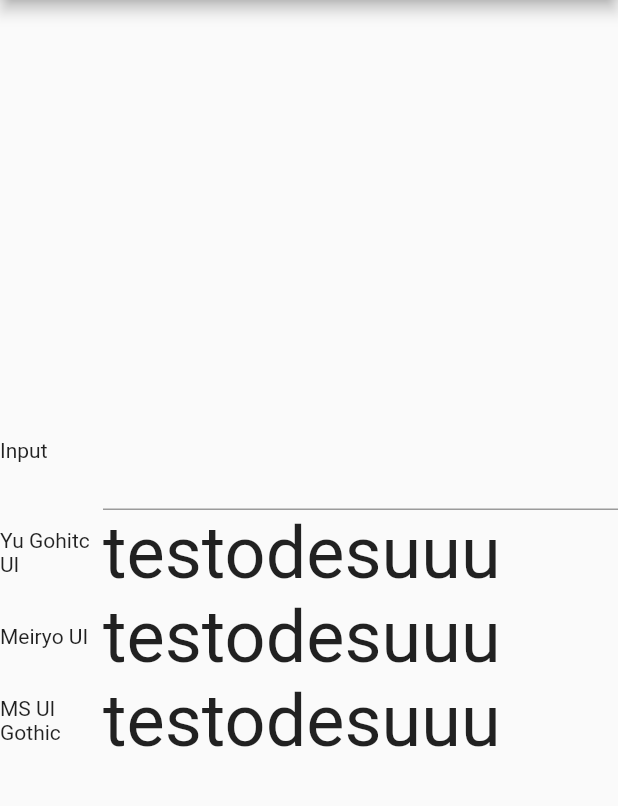
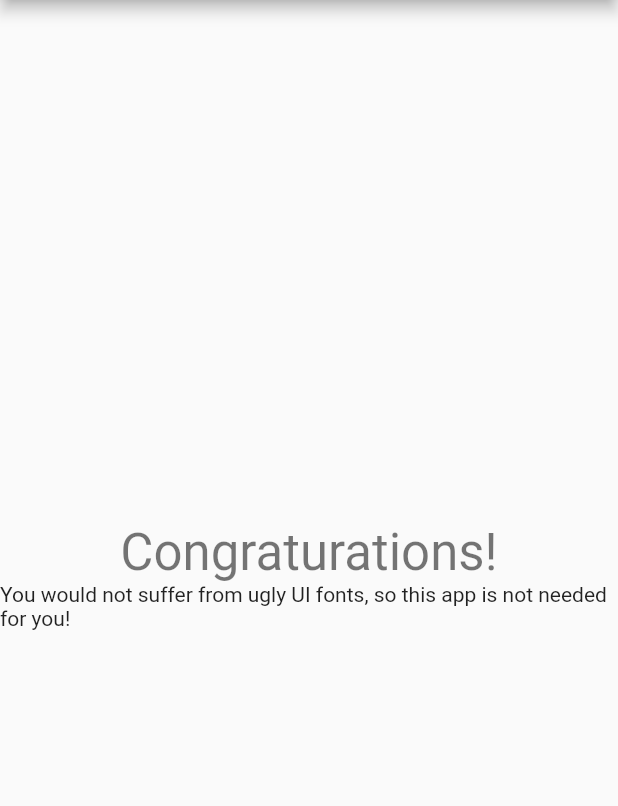
Before and after one commit to ygohko/i_hate_ui_fonts_flutter, a Flutter app: the screen it shows after launch, on a phone screen of 412 x 824 dp, the part 84-890 px from its top. Run offline on Flutter 3.47's test engine with Material 2 defaults, Android fonts, the phone set to English and light mode, and no system bars; Roboto replaces fonts that are missing (MS UI Gothic, Meiryo UI, Yu Gothic UI).

Commit message:
Improve behaviors.

```diff
--- a/lib/main.dart
+++ b/lib/main.dart
@@ -1,36 +1,68 @@
+/*
+ * Copyright (c) 2022 Yasuaki Gohko
+ *
+ * Permission is hereby granted, free of charge, to any person obtaining a
+ * copy of this software and associated documentation files (the "Software"),
+ * to deal in the Software without restriction, including without limitation
+ * the rights to use, copy, modify, merge, publish, distribute, sublicense,
+ * and/or sell copies of the Software, and to permit persons to whom the
+ * Software is furnished to do so, subject to the following conditions:
+ *
+ * The above copyright notice and this permission notice shall be included in
+ * all copies or substantial portions of the Software.
+ *
+ * THE SOFTWARE IS PROVIDED "AS IS", WITHOUT WARRANTY OF ANY KIND, EXPRESS OR
+ * IMPLIED, INCLUDING BUT NOT LIMITED TO THE WARRANTIES OF MERCHANTABILITY,
+ * FITNESS FOR A PARTICULAR PURPOSE AND NONINFRINGEMENT. IN NO EVENT SHALL
+ * THE ABOVE LISTED COPYRIGHT HOLDER(S) BE LIABLE FOR ANY CLAIM, DAMAGES OR
+ * OTHER LIABILITY, WHETHER IN AN ACTION OF CONTRACT, TORT OR OTHERWISE,
+ * ARISING FROM, OUT OF OR IN CONNECTION WITH THE SOFTWARE OR THE USE OR OTHER
+ * DEALINGS IN THE SOFTWARE.
+ */
+
+import 'dart:io';
+
 import 'package:flutter/material.dart';
 
 void main() {
-  runApp(const MyApp());
+  runApp(const App());
 }
 
-class MyApp extends StatelessWidget {
-  const MyApp({super.key});
+class App extends StatelessWidget {
+  const App({super.key});
 
   @override
   Widget build(BuildContext context) {
     return MaterialApp(
-      title: 'Flutter Demo',
+      title: 'i_hate_ui_fonts_flutter',
       theme: ThemeData(
         primarySwatch: Colors.blue,
       ),
-      home: const MyHomePage(),
+      home: const HomePage(),
     );
   }
 }
 
-class MyHomePage extends StatefulWidget {
-  const MyHomePage({super.key});
+class HomePage extends StatefulWidget {
+  const HomePage({super.key});
 
   @override
-  State<MyHomePage> createState() => _MyHomePageState();
+  State<HomePage> createState() => _HomePageState();
 }
 
-class _MyHomePageState extends State<MyHomePage> {
+class _HomePageState extends State<HomePage> {
   var _inputText = 'testodesuuu';
 
   @override
   Widget build(BuildContext context) {
+    if (!Platform.isWindows) {
+      return _buildForOtherPlatforms(context);
+    }
+
+    return _buildForWindows(context);
+  }
+
+  Widget _buildForWindows(BuildContext context) {
     final windowWidth = MediaQuery.of(context).size.width;
     var margin = 100.0;
     var labelWidth = 100.0;
@@ -50,19 +82,22 @@ class _MyHomePageState extends State<MyHomePage> {
       body: Center(
         child: Column(
           mainAxisAlignment: MainAxisAlignment.center,
-          children: <Widget>[
+          children: [
             Row(
               mainAxisAlignment: MainAxisAlignment.center,
               children: [
                 SizedBox(
                   width: labelWidth,
                   child: Text(
-                    'Input',
+                    'Yu Gothic',
                   ),
                 ),
                 SizedBox(
                   width: inputTextWidth,
                   child: TextField(
+                    decoration: InputDecoration(
+                      hintText: 'Enter some texts here'
+                    ),
                     style: TextStyle(
                       fontFamily: 'Yu Gothic',
                       fontSize: 48,
@@ -144,4 +179,23 @@ class _MyHomePageState extends State<MyHomePage> {
       ),
     );
   }
+
+  Widget _buildForOtherPlatforms(BuildContext context) {
+    return Scaffold(
+      appBar: AppBar(
+        title: const Text('i_hate_ui_fonts_flutter'),
+      ),
+      body: Center(
+        child: Column(
+          mainAxisAlignment: MainAxisAlignment.center,
+          children: [
+            Text('Congraturations!',
+              style: Theme.of(context).textTheme.headline4,
+          ),
+            const Text('You would not suffer from ugly UI fonts, so this app is not needed for you!'),
+          ],
+        ),
+      ),
+    );
+  }
 }
```
